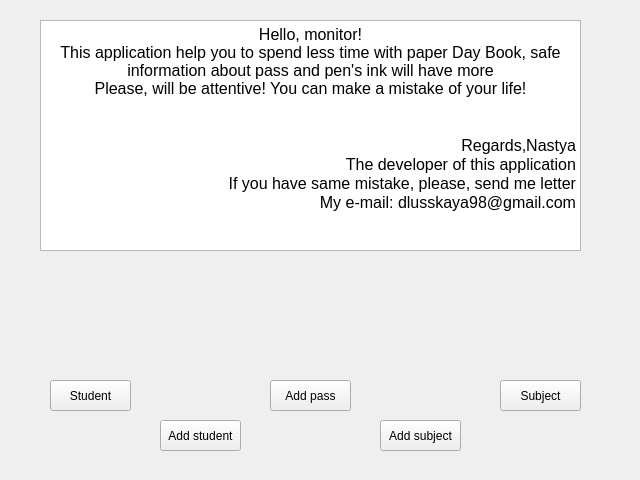
Old version of the form view/general/general.ui in the repository Nastya-Dlusskaya/Corse-Work.
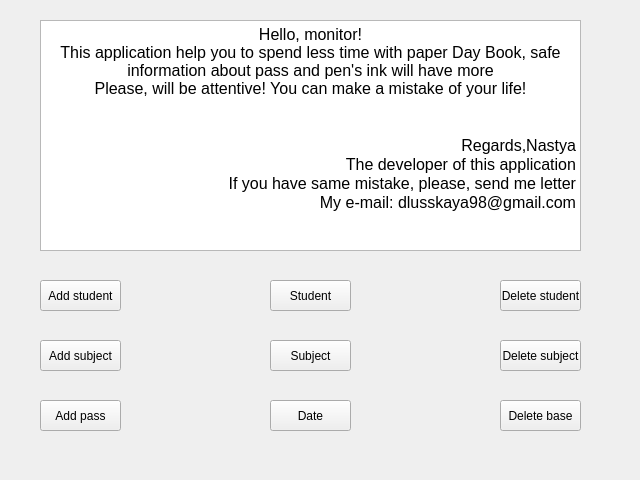
New version of the form. Icons and pictures are not drawn.

```diff
--- a/view/general/general.ui
+++ b/view/general/general.ui
@@ -20,8 +20,8 @@
   <widget class="QPushButton" name="pushButton">
    <property name="geometry">
     <rect>
-     <x>50</x>
-     <y>380</y>
+     <x>270</x>
+     <y>280</y>
      <width>81</width>
      <height>31</height>
     </rect>
@@ -33,8 +33,8 @@
   <widget class="QPushButton" name="pushButton_2">
    <property name="geometry">
     <rect>
-     <x>500</x>
-     <y>380</y>
+     <x>270</x>
+     <y>340</y>
      <width>81</width>
      <height>31</height>
     </rect>
@@ -69,8 +69,8 @@
   <widget class="QPushButton" name="pushButton_3">
    <property name="geometry">
     <rect>
-     <x>270</x>
-     <y>380</y>
+     <x>40</x>
+     <y>400</y>
      <width>81</width>
      <height>31</height>
     </rect>
@@ -82,8 +82,8 @@
   <widget class="QPushButton" name="pushButton_4">
    <property name="geometry">
     <rect>
-     <x>160</x>
-     <y>420</y>
+     <x>40</x>
+     <y>280</y>
      <width>81</width>
      <height>31</height>
     </rect>
@@ -95,8 +95,8 @@
   <widget class="QPushButton" name="pushButton_5">
    <property name="geometry">
     <rect>
-     <x>380</x>
-     <y>420</y>
+     <x>40</x>
+     <y>340</y>
      <width>81</width>
      <height>31</height>
     </rect>
@@ -105,6 +105,58 @@
     <string>Add subject</string>
    </property>
   </widget>
+  <widget class="QPushButton" name="pushButton_6">
+   <property name="geometry">
+    <rect>
+     <x>500</x>
+     <y>280</y>
+     <width>81</width>
+     <height>31</height>
+    </rect>
+   </property>
+   <property name="text">
+    <string>Delete student</string>
+   </property>
+  </widget>
+  <widget class="QPushButton" name="pushButton_7">
+   <property name="geometry">
+    <rect>
+     <x>500</x>
+     <y>340</y>
+     <width>81</width>
+     <height>31</height>
+    </rect>
+   </property>
+   <property name="text">
+    <string>Delete subject</string>
+   </property>
+  </widget>
+  <widget class="QPushButton" name="pushButton_9">
+   <property name="geometry">
+    <rect>
+     <x>500</x>
+     <y>400</y>
+     <width>81</width>
+     <height>31</height>
+    </rect>
+   </property>
+   <property name="text">
+    <string>Delete base</string>
+   </property>
+  </widget>
+  <widget class="QPushButton" name="pushButton_8">
+   <property name="geometry">
+    <rect>
+     <x>270</x>
+     <y>400</y>
+     <width>81</width>
+     <height>31</height>
+    </rect>
+   </property>
+   <property name="text">
+    <string>Date</string>
+   </property>
+  </widget>
  </widget>
  <resources/>
  <connections>
```
Left out of the diff: 68 changed lines with no effect on the pictures.
